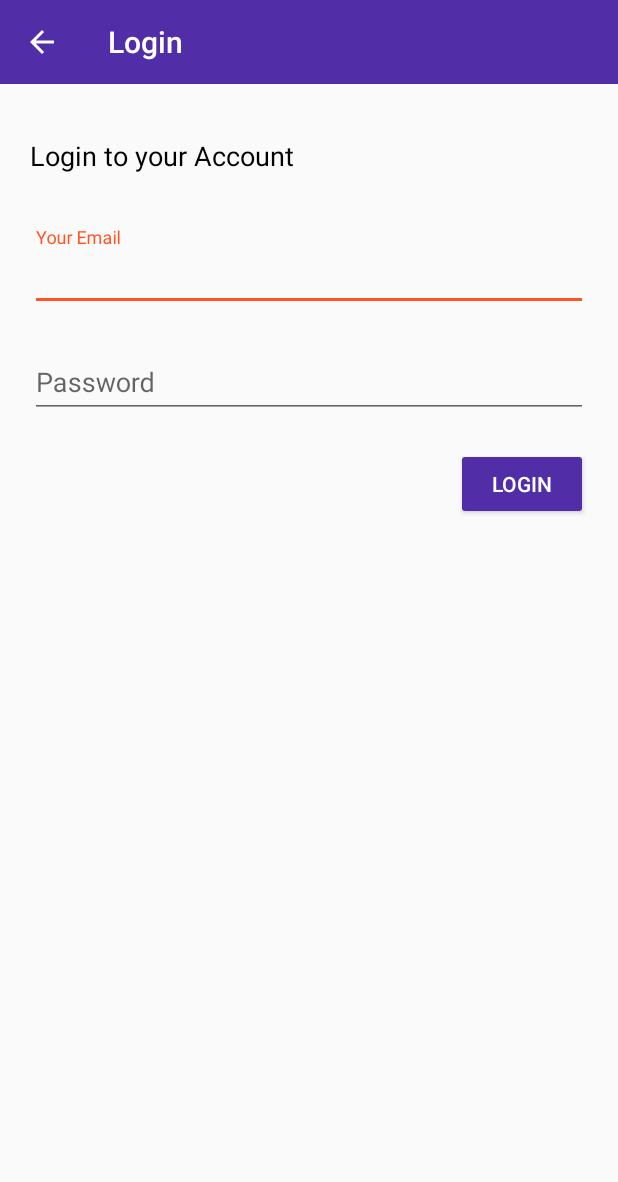
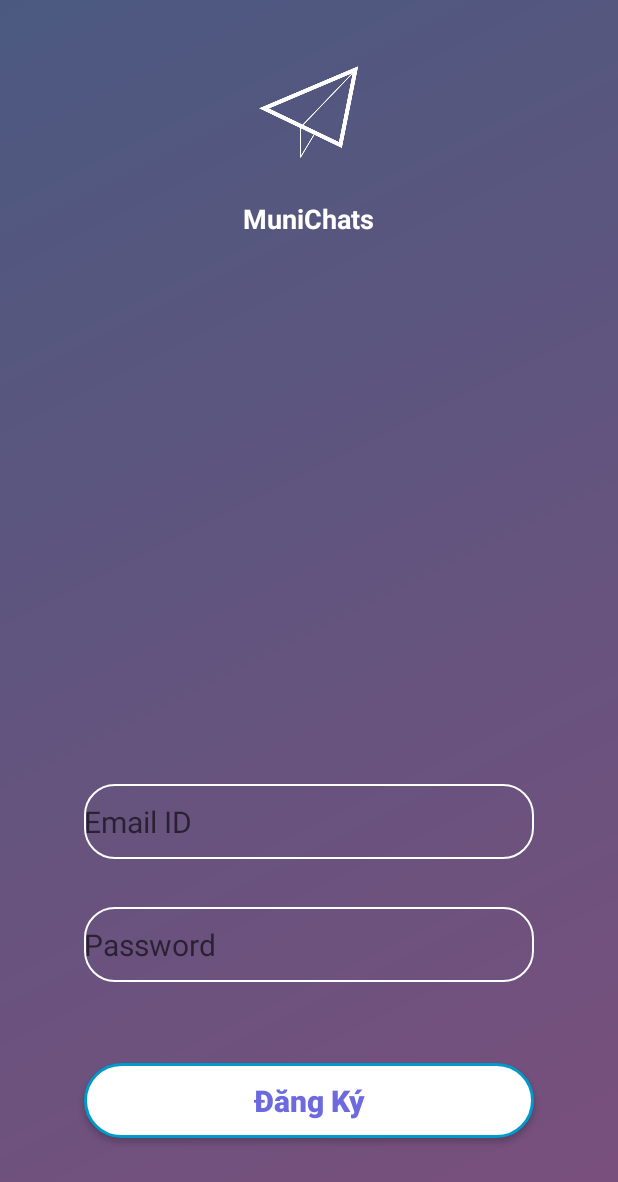
Before and after one commit to Hoanganhken/Chats, an Android app: the LoginActivity screen opened directly, with no data from a screen before it, on a phone screen of 412 x 824 dp. Shown: the top 1182 px of the screen. Run offline under Robolectric (Android 15) with nearby library versions, the phone set to English and light mode, and no system bars; our stand-ins replace Firebase (no records; nobody signed in at launch, a user with empty details on screens opened directly).

Commit message:
Update
Signed-off-by: Hoanganhken <hoanganhken98@gmail.com>

```diff
--- a/app/src/main/java/com/example/munichats/chats/LoginActivity.java
+++ b/app/src/main/java/com/example/munichats/chats/LoginActivity.java
@@ -4,12 +4,12 @@ import android.app.ProgressDialog;
 import android.content.Intent;
 import android.os.Bundle;
 import android.support.annotation.NonNull;
-import android.support.design.widget.TextInputLayout;
 import android.support.v7.app.AppCompatActivity;
 import android.support.v7.widget.Toolbar;
 import android.text.TextUtils;
 import android.view.View;
 import android.widget.Button;
+import android.widget.EditText;
 import android.widget.Toast;
 
 import com.google.android.gms.tasks.OnCompleteListener;
@@ -25,8 +25,8 @@ public class LoginActivity extends AppCompatActivity {
 
     private Toolbar mToolbar;
 
-    private TextInputLayout mLoginEmail;
-    private TextInputLayout mLoginPassword;
+    private EditText mLoginEmail;
+    private EditText mLoginPassword;
 
     private Button mLogin_btn;
 
@@ -55,16 +55,16 @@ public class LoginActivity extends AppCompatActivity {
         mUserDatabase = FirebaseDatabase.getInstance().getReference().child("Users");
 
 
-        mLoginEmail = (TextInputLayout) findViewById(R.id.login_email);
-        mLoginPassword = (TextInputLayout) findViewById(R.id.login_password);
+        mLoginEmail = (EditText) findViewById(R.id.login_email);
+        mLoginPassword = (EditText) findViewById(R.id.login_password);
         mLogin_btn = (Button) findViewById(R.id.login_btn);
 
         mLogin_btn.setOnClickListener(new View.OnClickListener() {
             @Override
             public void onClick(View view) {
 
-                String email = mLoginEmail.getEditText().getText().toString();
-                String password = mLoginPassword.getEditText().getText().toString();
+                String email = mLoginEmail.getText().toString();
+                String password = mLoginPassword.getText().toString();
 
                 if(!TextUtils.isEmpty(email) || !TextUtils.isEmpty(password)){
 
--- a/app/src/main/res/layout/activity_login.xml
+++ b/app/src/main/res/layout/activity_login.xml
@@ -1,10 +1,11 @@
 <?xml version="1.0" encoding="utf-8"?>
-<android.support.constraint.ConstraintLayout xmlns:android="http://schemas.android.com/apk/res/android"
+<RelativeLayout xmlns:android="http://schemas.android.com/apk/res/android"
     xmlns:app="http://schemas.android.com/apk/res-auto"
     xmlns:tools="http://schemas.android.com/tools"
     android:layout_width="match_parent"
     android:layout_height="match_parent"
-    tools:context=".LoginActivity">
+    tools:context=".RegisterActivity"
+    android:background="@drawable/bg_gradient">
 
     <include
         android:id="@+id/login_toolbar"
@@ -17,67 +18,69 @@
         app:layout_constraintEnd_toEndOf="parent"
         app:layout_constraintStart_toStartOf="parent"
         app:layout_constraintTop_toTopOf="parent" />
+    <EditText
+        android:id="@+id/login_email"
+        android:layout_width="300dp"
+        android:layout_height="50dp"
+        android:layout_above="@+id/login_password"
+        android:layout_alignLeft="@+id/login_password"
+        android:layout_alignStart="@+id/login_password"
+        android:layout_marginBottom="32dp"
+        android:background="@drawable/white_boder"
+        android:hint="Email ID"
+        android:textColor="@color/white"
+        android:textSize="20dp" />
+
+    <EditText
+        android:id="@+id/login_password"
+        android:layout_width="300dp"
+        android:layout_height="50dp"
+        android:layout_above="@+id/login_btn"
+        android:layout_alignLeft="@+id/login_btn"
+        android:layout_alignStart="@+id/login_btn"
+        android:layout_marginBottom="54dp"
+        android:background="@drawable/white_boder"
+        android:hint="Password"
+        android:textColor="@color/white"
+        android:textSize="20dp"
+        android:inputType="textPassword" />
 
     <Button
         android:id="@+id/login_btn"
+        android:layout_width="300dp"
+        android:layout_height="50dp"
+        android:layout_alignParentBottom="true"
+        android:layout_centerHorizontal="true"
+        android:layout_marginBottom="65dp"
+        android:background="@drawable/violet_border"
+        android:text="Đăng Ký"
+        android:textAllCaps="false"
+        android:textColor="#6D69DF"
+        android:textSize="20dp"
+        android:textStyle="bold" />
+
+    <ImageView
+        android:id="@+id/imageView2"
         android:layout_width="wrap_content"
         android:layout_height="wrap_content"
-        android:layout_alignParentBottom="true"
-        android:layout_alignParentStart="true"
-        android:layout_marginEnd="20dp"
-        android:backgroundTint="@color/colorPrimary"
-        android:paddingLeft="20dp"
-        android:paddingRight="20dp"
-        android:text="LOGIN"
-        android:textColor="@android:color/white"
-        app:layout_constraintEnd_toEndOf="parent"
-        android:layout_marginTop="20dp"
-        app:layout_constraintTop_toBottomOf="@+id/login_password" />
+        android:layout_alignParentTop="true"
+        android:layout_centerHorizontal="true"
+        android:layout_marginTop="44dp"
+        app:srcCompat="@drawable/logo" />
 
     <TextView
-        android:id="@+id/login_label"
-        android:layout_width="0dp"
+        android:id="@+id/textView3"
+        android:layout_width="wrap_content"
         android:layout_height="wrap_content"
-        android:layout_marginStart="20dp"
-        android:layout_marginTop="35dp"
-        android:text="Login to your Account"
-        android:textColor="@android:color/black"
+        android:layout_below="@+id/imageView2"
+        android:layout_centerHorizontal="true"
+        android:layout_marginTop="28dp"
+        android:text="MuniChats"
+        android:textColor="@color/common_google_signin_btn_text_dark_default"
         android:textSize="18sp"
-        app:layout_constraintStart_toStartOf="parent"
-        app:layout_constraintTop_toBottomOf="@+id/login_toolbar" />
+        android:textStyle="bold" />
 
-    <android.support.design.widget.TextInputLayout
-        android:id="@+id/login_email"
-        android:layout_width="0dp"
-        android:layout_height="wrap_content"
-        android:layout_marginEnd="20dp"
-        android:layout_marginStart="20dp"
-        android:layout_marginTop="35dp"
-        app:layout_constraintEnd_toEndOf="parent"
-        app:layout_constraintStart_toStartOf="parent"
-        app:layout_constraintTop_toBottomOf="@+id/login_label">
 
-        <EditText
-            android:layout_width="match_parent"
-            android:layout_height="wrap_content"
-            android:hint="Your Email" />
-    </android.support.design.widget.TextInputLayout>
 
-    <android.support.design.widget.TextInputLayout
-        android:id="@+id/login_password"
-        android:layout_width="0dp"
-        android:layout_height="wrap_content"
-        android:layout_marginEnd="20dp"
-        android:layout_marginStart="20dp"
-        android:layout_marginTop="15dp"
-        app:layout_constraintEnd_toEndOf="parent"
-        app:layout_constraintStart_toStartOf="parent"
-        app:layout_constraintTop_toBottomOf="@+id/login_email">
 
-        <EditText
-            android:layout_width="match_parent"
-            android:layout_height="wrap_content"
-            android:hint="Password" />
-    </android.support.design.widget.TextInputLayout>
-
-</android.support.constraint.ConstraintLayout>
+</RelativeLayout>
```
